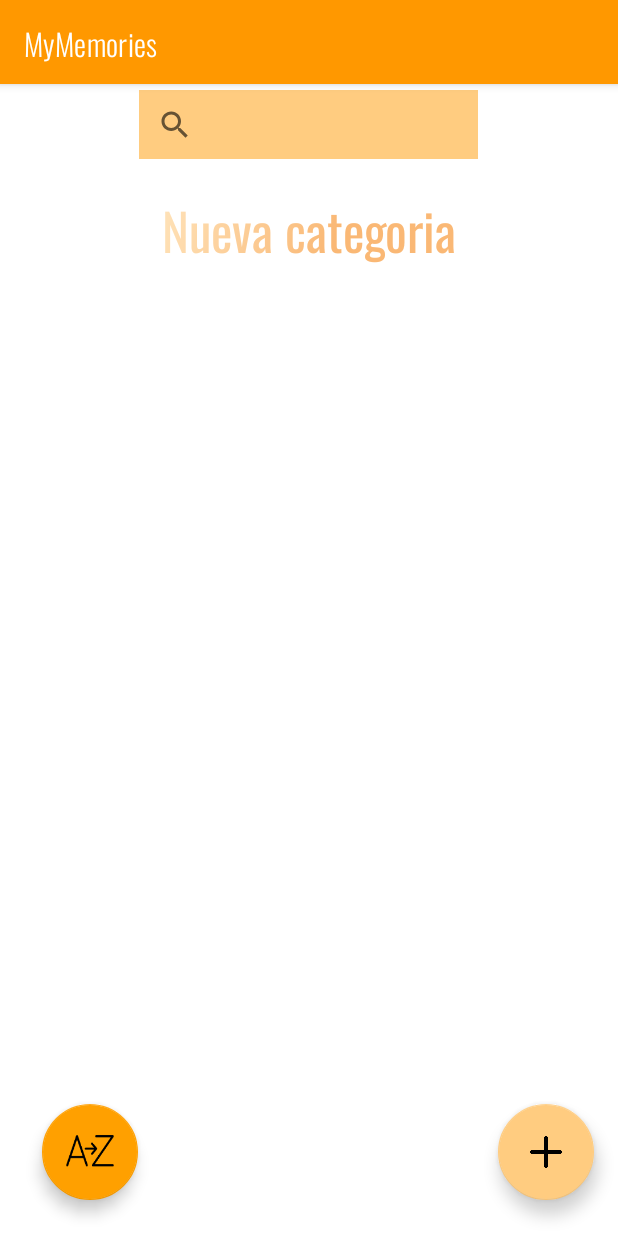
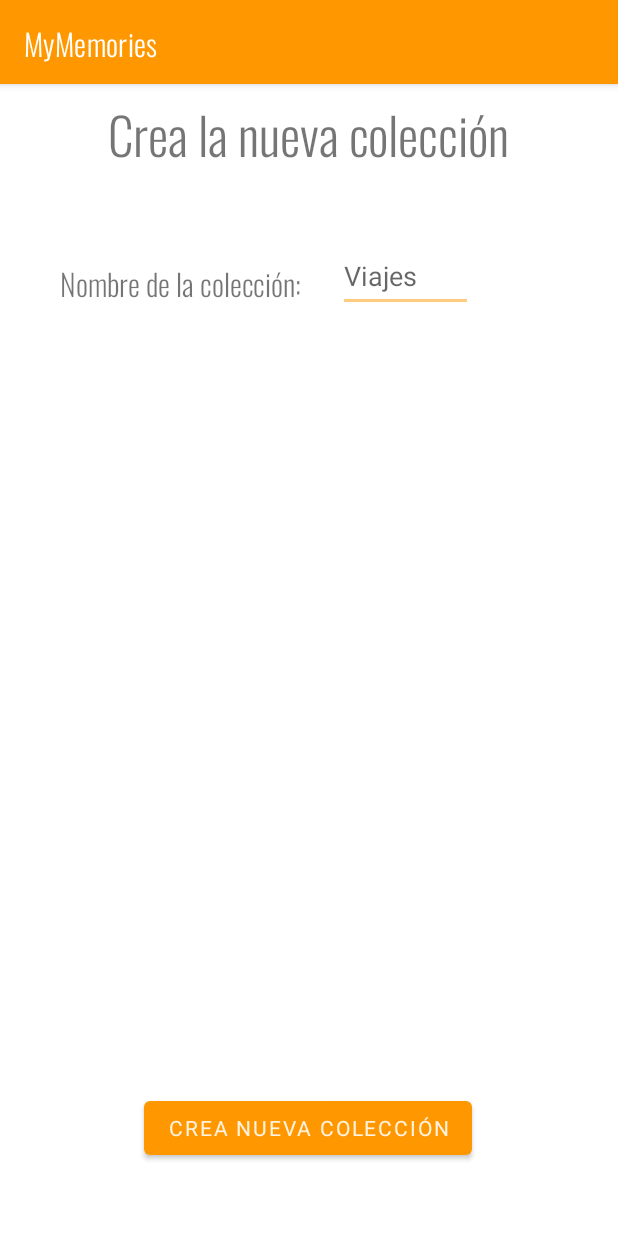
Before and after one commit to AssumCampos/MyMemories, an Android app: the screen it shows after launch (ListadoRecuerdos before the commit, NewCollection after it), after a tap on "Nueva categoria", on a phone screen of 412 x 824 dp. Run offline under Robolectric (Android 15) with nearby library versions, the phone set to English and light mode, and no system bars.

Commit message:
Working all the dinamyc collections

```diff
--- a/app/src/main/java/com/example/mymemories/ListadoRecuerdos.java
+++ b/app/src/main/java/com/example/mymemories/ListadoRecuerdos.java
@@ -59,6 +59,8 @@ public class ListadoRecuerdos extends AppCompatActivity {
         cursor_viajes = db.findRecuerdosByCategoria(categoria_bundle);
 
         while (cursor_viajes.moveToNext()) {
+            if(cursor_viajes.getString(cursor_viajes.getColumnIndexOrThrow(RecuerdoContract.RecuerdoEntry.COLUMN_NAME_TITULO)) == null)
+                continue;
             Recuerdo recuerdo = new Recuerdo();
             recuerdo.setId(cursor_viajes.getInt(cursor_viajes.getColumnIndexOrThrow(RecuerdoContract.RecuerdoEntry._ID)));
             recuerdo.setCategoria(cursor_viajes.getString(cursor_viajes.getColumnIndexOrThrow(RecuerdoContract.RecuerdoEntry.COLUMN_NAME_CATEGORIA)));
@@ -86,7 +88,7 @@ public class ListadoRecuerdos extends AppCompatActivity {
                 }, null, Shader.TileMode.CLAMP);
         tituloCategoria.getPaint().setShader(textShader);
 
-        // Recuerdos Viajes
+        // Recuerdos
         RecyclerView lv = findViewById(R.id.idRecyclerView);
         lv.setLayoutManager(new LinearLayoutManager(getApplicationContext()));
         adapterRecuerdo = new AdapterRecuerdo(getApplicationContext(), recuerdosViajes);
@@ -121,6 +123,7 @@ public class ListadoRecuerdos extends AppCompatActivity {
                 busquedaRecuerdos.setIconified(false);
             }
         });
+
         // Floating button add new memory
         FloatingActionButton buttonCreateNewMemoryByCategory = (FloatingActionButton) findViewById(R.id.floatingCreateMemoryByCategory);
         buttonCreateNewMemoryByCategory.setOnClickListener(new View.OnClickListener(){
--- a/app/src/main/java/com/example/mymemories/MainActivity.java
+++ b/app/src/main/java/com/example/mymemories/MainActivity.java
@@ -59,7 +59,6 @@ public class MainActivity extends AppCompatActivity {
                     flag_categoria = true;
             if (!flag_categoria)
                 collectionAL.add(cursor_categories.getString(cursor_categories.getColumnIndexOrThrow(RecuerdoContract.RecuerdoEntry.COLUMN_NAME_CATEGORIA)));
-
         }
         collectionAL.add("Nueva categoria");
 
@@ -101,12 +100,18 @@ public class MainActivity extends AppCompatActivity {
         public void onClick(View view) {
             RecyclerView.ViewHolder viewHolder = (RecyclerView.ViewHolder) view.getTag();
             String coleccionSeleccionada = adapter.getCollectionByPosition(viewHolder.getAdapterPosition());
+            if(coleccionSeleccionada.equals("Nueva categoria")){
+                Intent intent = new Intent(MainActivity.this, NewCollection.class);
+                startActivity(intent);
+            }
+            else{
+                Intent intent = new Intent(MainActivity.this, ListadoRecuerdos.class);
+                Bundle bundle = new Bundle();
+                bundle.putSerializable("BUNDLE_CAT", coleccionSeleccionada);
+                intent.putExtras(bundle);
+                startActivity(intent);
+            }
 
-            Intent intent = new Intent(MainActivity.this, ListadoRecuerdos.class);
-            Bundle bundle = new Bundle();
-            bundle.putSerializable("BUNDLE_CAT", coleccionSeleccionada);
-            intent.putExtras(bundle);
-            startActivity(intent);
         }
     };
 }
--- /dev/null
+++ b/app/src/main/res/layout/activity_new_collection.xml
@@ -0,0 +1,53 @@
+<?xml version="1.0" encoding="utf-8"?>
+<androidx.constraintlayout.widget.ConstraintLayout xmlns:android="http://schemas.android.com/apk/res/android"
+    xmlns:app="http://schemas.android.com/apk/res-auto"
+    xmlns:tools="http://schemas.android.com/tools"
+    android:layout_width="match_parent"
+    android:layout_height="match_parent"
+    tools:context=".NewCollection">
+
+    <TextView
+        android:id="@+id/textoRecuerdos2"
+        android:layout_width="wrap_content"
+        android:layout_height="wrap_content"
+        android:layout_marginTop="4dp"
+        android:fontFamily="@font/oswald_light"
+        android:text="Crea la nueva colección"
+        android:textSize="34sp"
+        app:layout_constraintEnd_toEndOf="parent"
+        app:layout_constraintStart_toStartOf="parent"
+        app:layout_constraintTop_toTopOf="parent" />
+
+    <TextView
+        android:id="@+id/textView"
+        android:layout_width="wrap_content"
+        android:layout_height="wrap_content"
+        android:layout_marginStart="40dp"
+        android:layout_marginTop="116dp"
+        android:text="Nombre de la colección:"
+        android:textSize="20sp"
+        app:layout_constraintStart_toStartOf="parent"
+        app:layout_constraintTop_toTopOf="parent" />
+
+    <EditText
+        android:id="@+id/idNameCategory"
+        android:layout_width="90dp"
+        android:layout_height="48dp"
+        android:layout_marginStart="24dp"
+        android:layout_marginTop="104dp"
+        android:hint="Viajes"
+        android:minHeight="48dp"
+        app:layout_constraintStart_toEndOf="@+id/textView"
+        app:layout_constraintTop_toTopOf="parent" />
+
+    <Button
+        android:id="@+id/buttonNewCollection"
+        android:layout_width="wrap_content"
+        android:layout_height="wrap_content"
+        android:layout_marginBottom="48dp"
+        android:text="Crea nueva colección"
+        app:layout_constraintBottom_toBottomOf="parent"
+        app:layout_constraintEnd_toEndOf="parent"
+        app:layout_constraintHorizontal_bias="0.498"
+        app:layout_constraintStart_toStartOf="parent" />
+</androidx.constraintlayout.widget.ConstraintLayout>
```
Also changed, not shown: app/src/main/AndroidManifest.xml (+11 -7 lines), app/src/main/java/com/example/mymemories/AddMemories.java (+24 -20 lines), app/src/main/java/com/example/mymemories/NewCollection.java (added, +71 -0 lines), app/src/main/res/values/strings.xml (+12 -10 lines).
